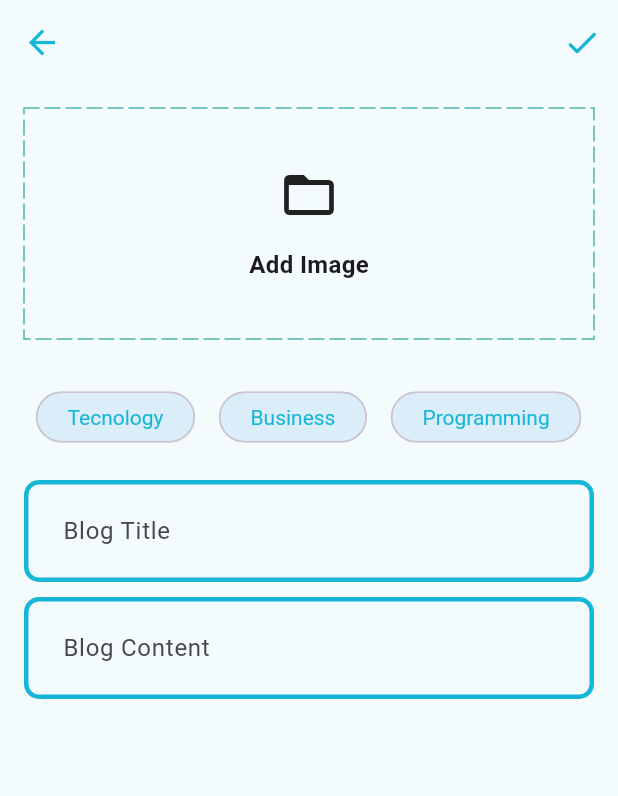
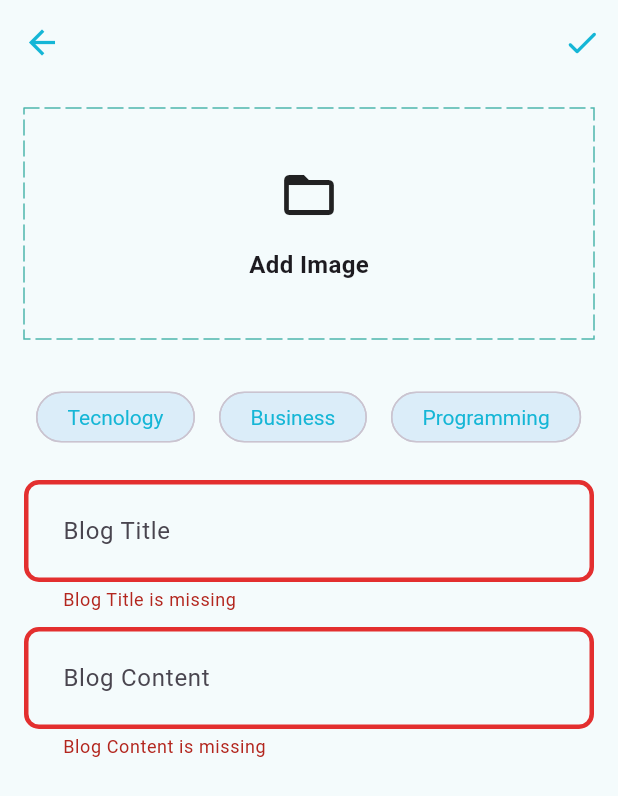
Before and after one commit to diegoHDCz/blog-flutter, a Flutter app: the AddNewBlogPage screen opened directly, after a tap on the "done" icon, on a phone screen of 412 x 824 dp. Shown: the top 796 px of the screen. Run offline on Flutter 3.47's test engine with Material 3 defaults, Android fonts, the phone set to English and light mode, and no system bars; drawn by our look-alikes of dotted_border; our stand-ins replace flutter_bloc, flutter_dotenv, fpdart, get_it, image_picker, lottie and 1 more; accounts and stored records are empty; statements that could not run were skipped.

Commit message:
feat: implement blog upload functionality with image support and integrate Hive for local caching

```diff
--- a/lib/core/theme/app_pallet.dart
+++ b/lib/core/theme/app_pallet.dart
@@ -6,7 +6,8 @@ class AppPallet {
   static const Color primaryLightAccent = Color(0xFFffd666); // Amarelo (emoji)
   static const Color textLightPrimary = Color(0xFFFFFFFF); // Branco (texto principal)
   static const Color textLightSecondary = Color(0xFFA1E9C5); // Tom mais claro de verde (subtítulo)
-  static const Color backgroundColor = Color.fromARGB(255, 244, 251, 252); // Azul/Verde gradiente (fundo)
+  static const Color backgroundColor = Color.fromARGB(255, 244, 251, 252); // Azul/Verde gradiente fundo)
+  static const Color errorColor = Color.fromARGB(255, 227, 47, 47); // Azul/Verde gradiente fundo)
 
   // Dark Mode - Definido por você
   static const Color primaryDark = Color(0xFF121212); // Background Slate (Cinza escuro)
--- a/lib/core/theme/theme.dart
+++ b/lib/core/theme/theme.dart
@@ -14,6 +14,7 @@ class AppTheme {
     inputDecorationTheme: InputDecorationTheme(
       enabledBorder: _border(),
       focusedBorder: _border(AppPallet.primaryLight.withValues(alpha: 0.85)),
+      errorBorder: _border(AppPallet.errorColor),
       contentPadding: const EdgeInsets.all(22.0),
     ),
     appBarTheme: const AppBarTheme(
--- /dev/null
+++ b/lib/feature/blog/data/datasources/blog_remote_data_source.dart
@@ -0,0 +1,40 @@
+import 'dart:io';
+
+import 'package:blog_diego/core/error/exceptions.dart';
+import 'package:blog_diego/feature/blog/data/models/blog_model.dart';
+import 'package:supabase_flutter/supabase_flutter.dart';
+
+abstract interface class BlogRemoteDataSource {
+  Future<BlogModel> uploadBlog(BlogModel blog);
+  Future<String> uploadBlogImage({
+    required File image,
+    required BlogModel blog,
+  });
+}
+
+class BlogRemoteDataSourceImpl implements BlogRemoteDataSource {
+  final SupabaseClient supabaseClient;
+
+  BlogRemoteDataSourceImpl(this.supabaseClient);
+  @override
+  Future<BlogModel> uploadBlog(BlogModel blog) async {
+
+    try {
+      final blogData = await supabaseClient.from('blogs').insert(blog.toJson());
+      return BlogModel.fromJson(blogData.first);
+    }catch(e) {
+      throw ServerException(e.toString());
+    }
+  }
+
+  @override
+  Future<String> uploadBlogImage({required File image, required BlogModel blog}) async {
+  try {
+       await supabaseClient.storage.from('blog_images').upload(blog.id, image);
+       return supabaseClient.storage.from('blog_images').getPublicUrl(blog.id);
+  }catch (e) {
+    throw ServerException(e.toString());
+  }
+  }
+
+}
--- /dev/null
+++ b/lib/feature/blog/domain/entities/blog.dart
@@ -0,0 +1,22 @@
+
+class Blog {
+  final String id;
+  final String posterId;
+  final String title;
+  final String content;
+  final String imageUrl;
+  final List<String> topics;
+  final DateTime updatedAt;
+
+  Blog({
+    required this.id,
+    required this.posterId,
+    required this.title,
+    required this.content,
+    required this.imageUrl,
+    required this.topics,
+    required this.updatedAt,
+  });
+
+
+}
--- /dev/null
+++ b/lib/feature/blog/domain/repositories/blog_repository.dart
@@ -0,0 +1,17 @@
+
+
+import 'dart:io';
+
+import 'package:blog_diego/core/error/failure.dart';
+import 'package:blog_diego/feature/blog/domain/entities/blog.dart';
+import 'package:fpdart/fpdart.dart';
+
+abstract interface class BlogRepository {
+  Future<Either<Failure,Blog>> uploadBlog({
+    required File image,
+    required String title,
+    required String content,
+    required String posterId,
+    required List<String> topics,
+  });
+}
--- /dev/null
+++ b/lib/feature/blog/domain/usecases/upload_blog_usecase.dart
@@ -0,0 +1,40 @@
+import 'dart:io';
+
+import 'package:blog_diego/core/error/failure.dart';
+import 'package:blog_diego/core/usecase/usecaase.dart';
+import 'package:blog_diego/feature/blog/domain/entities/blog.dart';
+import 'package:blog_diego/feature/blog/domain/repositories/blog_repository.dart';
+import 'package:fpdart/fpdart.dart';
+
+
+class UploadBlogUsecase implements UseCase<Blog, UploadBlogParams> {
+  final BlogRepository blogRepository;
+  UploadBlogUsecase(this.blogRepository);
+
+  @override
+  Future<Either<Failure, Blog>> call(UploadBlogParams params) async {
+    return await blogRepository.uploadBlog(
+      image: params.image,
+      title: params.title,
+      content: params.content,
+      posterId: params.posterId,
+      topics: params.topics,
+    );
+  }
+}
+
+class UploadBlogParams {
+  final String posterId;
+  final String title;
+  final String content;
+  final File image;
+  final List<String> topics;
+
+  UploadBlogParams({
+    required this.posterId,
+    required this.title,
+    required this.content,
+    required this.image,
+    required this.topics,
+  });
+}
--- /dev/null
+++ b/lib/feature/blog/presentation/bloc/blog_bloc.dart
@@ -0,0 +1,33 @@
+import 'dart:io';
+
+import 'package:blog_diego/feature/blog/domain/usecases/upload_blog_usecase.dart';
+import 'package:flutter/material.dart';
+import 'package:flutter_bloc/flutter_bloc.dart';
+part 'blog_event.dart';
+part 'blog_state.dart';
+
+class BlogBloc extends Bloc<BlogEvent, BlogState> {
+  UploadBlogUsecase uploadBlogUsecase;
+
+  BlogBloc(this.uploadBlogUsecase) : super(BlogInitial()) {
+    on<BlogEvent>((event, emit) => emit(BlogLoading()));
+    on<BlogUpload>(_onblogUpload);
+  }
+
+  Future<void> _onblogUpload(BlogUpload event, Emitter<BlogState> emit) async {
+    emit(BlogLoading());
+    final result = await uploadBlogUsecase(
+      UploadBlogParams(
+        posterId: event.posterId,
+        title: event.title,
+        content: event.content,
+        image: event.image,
+        topics: event.topics,
+      ),
+    );
+    result.fold(
+      (failure) => emit(BlogFailure(failure.message)),
+      (success) => emit(BlogSucess()),
+    );
+  }
+}
--- /dev/null
+++ b/lib/feature/blog/presentation/bloc/blog_event.dart
@@ -0,0 +1,20 @@
+part of 'blog_bloc.dart';
+
+@immutable
+sealed class BlogEvent {}
+
+final class BlogUpload extends BlogEvent {
+  final String posterId;
+  final String title;
+  final String content;
+  final File image;
+  final List<String> topics;
+
+  BlogUpload({
+    required this.posterId,
+    required this.title,
+    required this.content,
+    required this.image,
+    required this.topics,
+  });
+}
--- /dev/null
+++ b/lib/feature/blog/presentation/bloc/blog_state.dart
@@ -0,0 +1,15 @@
+part of 'blog_bloc.dart';
+
+@immutable
+sealed class BlogState {}
+
+final class BlogInitial extends BlogState {}
+
+final class BlogLoading extends BlogState {}
+
+final class BlogFailure extends BlogState {
+  final String error;
+  BlogFailure(this.error);
+}
+
+final class BlogSucess extends BlogState {}
--- a/lib/feature/blog/presentation/pages/add_new_blog_page.dart
+++ b/lib/feature/blog/presentation/pages/add_new_blog_page.dart
@@ -1,16 +1,20 @@
 import 'dart:io';
 
+import 'package:blog_diego/core/common/widgets/cubits/app_user/app_user_cubit.dart';
 import 'package:blog_diego/core/theme/app_pallet.dart';
 import 'package:blog_diego/core/utils/pick_image.dart';
+import 'package:blog_diego/core/utils/show_snackbar.dart';
+import 'package:blog_diego/feature/blog/presentation/bloc/blog_bloc.dart';
+import 'package:blog_diego/feature/blog/presentation/pages/blog_page.dart';
 import 'package:blog_diego/feature/blog/presentation/widgets/blog_editor.dart';
 import 'package:dotted_border/dotted_border.dart';
 import 'package:flutter/material.dart';
+import 'package:flutter_bloc/flutter_bloc.dart';
 
 class AddNewBlogPage extends StatefulWidget {
   static MaterialPageRoute<dynamic> route() =>
       MaterialPageRoute(builder: (context) => const AddNewBlogPage());
   const AddNewBlogPage({super.key});
-
   @override
   State<AddNewBlogPage> createState() => _AddNewBlogPageState();
 }
@@ -20,13 +24,31 @@ class _AddNewBlogPageState extends State<AddNewBlogPage> {
   final contentController = TextEditingController();
   final List<String> selectedTopics = [];
   File? image;
-
+  final formKey = GlobalKey<FormState>();
   void selectImage() async {
     final pickedImage = await pickImage();
     if (pickedImage != null) {
       setState(() {
         image = pickedImage;
       });
+    }
+  }
+
+  void _uploadBlog() {
+    if (formKey.currentState!.validate() &&
+        selectedTopics.isNotEmpty &&
+        image != null) {
+      final posterId =
+          (context.read<AppUserCubit>().state as AppUserLoggedIn).user.id;
+      context.read<BlogBloc>().add(
+        BlogUpload(
+          posterId: posterId,
+          title: titleController.text.trim(),
+          content: contentController.text.trim(),
+          image: image!,
+          topics: selectedTopics,
+        ),
+      );
     }
   }
 
@@ -45,14 +67,29 @@ class _AddNewBlogPageState extends State<AddNewBlogPage> {
           IconButton(
             icon: const Icon(Icons.done_rounded),
             onPressed: () {
-              // Handle save action
+              _uploadBlog();
             },
           ),
         ],
       ),
-      body: SingleChildScrollView(
+      body: BlocConsumer<BlogBloc, BlogState>(
+        listener: (context, state) {
+          if (state is BlogFailure) {
+            showSnackBar(context, state.error);
+          } else if (state is BlogSucess) {
+            Navigator.pushAndRemoveUntil(
+              context,
+              BlogPage.route(),
+              (route) => false,
+            );
+          }
+        },
+        builder: (context, state) {
+          return SingleChildScrollView(
             child: Padding(
               padding: const EdgeInsets.all(16.0),
+              child: Form(
+                key: formKey,
                 child: Column(
                   children: [
                     image != null
@@ -65,7 +102,9 @@ class _AddNewBlogPageState extends State<AddNewBlogPage> {
                               height: 150,
                               child: ClipRRect(
                                 borderRadius: BorderRadiusGeometry.circular(10),
-                        child: Image.file(image!,fit: BoxFit.cover))),
+                                child: Image.file(image!, fit: BoxFit.cover),
+                              ),
+                            ),
                           )
                         : GestureDetector(
                             onTap: () {
@@ -103,7 +142,12 @@ class _AddNewBlogPageState extends State<AddNewBlogPage> {
                       scrollDirection: Axis.horizontal,
                       child: Row(
                         children:
-                      ['Tecnology', 'Business', 'Programming', 'Entretarinment']
+                            [
+                                  'Tecnology',
+                                  'Business',
+                                  'Programming',
+                                  'Entretarinment',
+                                ]
                                 .map(
                                   (e) => Padding(
                                     padding: const EdgeInsets.all(8.0),
@@ -146,5 +190,8 @@ class _AddNewBlogPageState extends State<AddNewBlogPage> {
               ),
             ),
           );
+        },
+      ),
+    );
   }
 }
--- a/lib/feature/blog/presentation/pages/blog_page.dart
+++ b/lib/feature/blog/presentation/pages/blog_page.dart
@@ -3,10 +3,11 @@ import 'package:flutter/cupertino.dart';
 import 'package:flutter/material.dart';
 
 class BlogPage extends StatelessWidget {
-const BlogPage({ super.key });
+  static route() => MaterialPageRoute(builder: (context) => const BlogPage());
+  const BlogPage({super.key});
 
   @override
-  Widget build(BuildContext context){
+  Widget build(BuildContext context) {
     return Scaffold(
       appBar: AppBar(
         actions: [
--- a/lib/feature/blog/presentation/widgets/blog_editor.dart
+++ b/lib/feature/blog/presentation/widgets/blog_editor.dart
@@ -11,6 +11,12 @@ const BlogEditor({ super.key, required this.textController, required this.hinTex
     return TextFormField(
         controller: textController,
         maxLines: null,
+        validator: (value) {
+          if(value!.isEmpty){
+            return '$hinText is missing';
+          }
+          return null;
+        },
         decoration: InputDecoration(
           hintText: hinText,
           border: OutlineInputBorder(
--- a/lib/main.dart
+++ b/lib/main.dart
@@ -2,6 +2,7 @@ import 'package:blog_diego/core/common/widgets/cubits/app_user/app_user_cubit.da
 import 'package:blog_diego/core/theme/theme.dart';
 import 'package:blog_diego/feature/auth/presentation/bloc/auth_bloc.dart';
 import 'package:blog_diego/feature/auth/presentation/pages/login_page.dart';
+import 'package:blog_diego/feature/blog/presentation/bloc/blog_bloc.dart';
 import 'package:blog_diego/feature/blog/presentation/pages/blog_page.dart';
 import 'package:blog_diego/init_dependencies.dart';
 import 'package:flutter/material.dart';
@@ -15,6 +16,7 @@ void main() async {
       providers: [
         BlocProvider(create: (_) => serviceLocator<AppUserCubit>()),
         BlocProvider(create: (_) => serviceLocator<AuthBloc>()),
+        BlocProvider(create: (_) => serviceLocator<BlogBloc>()),
       ],
       child: const MyApp(),
     ),
--- a/pubspec.yaml
+++ b/pubspec.yaml
@@ -42,6 +42,7 @@ dependencies:
   lottie: ^3.5.1
   dotted_border: ^3.1.0
   image_picker: ^1.2.3
+  uuid: ^4.6.0
 
 dev_dependencies:
   flutter_test:
```
Also changed, not shown: lib/feature/blog/data/models/blog_model.dart (added, +71 -0 lines), lib/feature/blog/domain/repositories/blog_repository_impl.dart (added, +49 -0 lines), lib/init_dependencies.dart (+24 -23 lines), pubspec.lock, 1 other file. Lines whose indentation alone changed are shown as unchanged.
